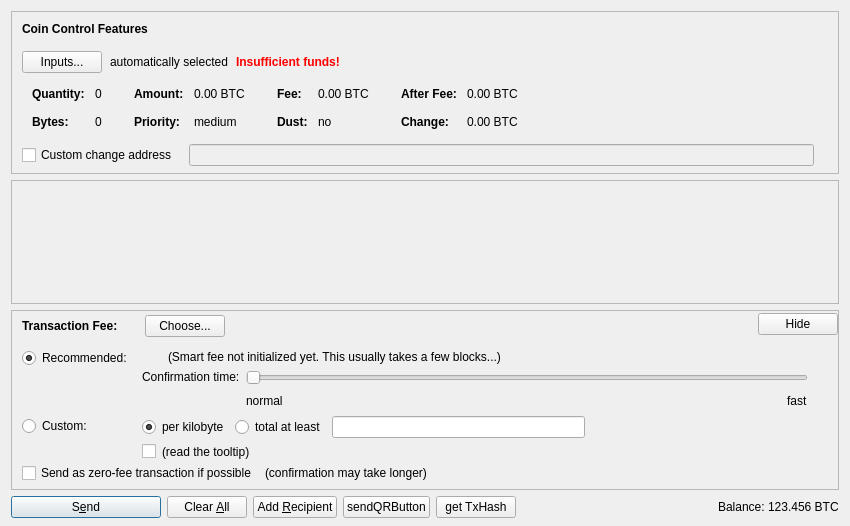
First picture: the form in src/qt/forms/sendcoinsdialog.ui, repository FeatherCoin/Feathercoin, before the edit.
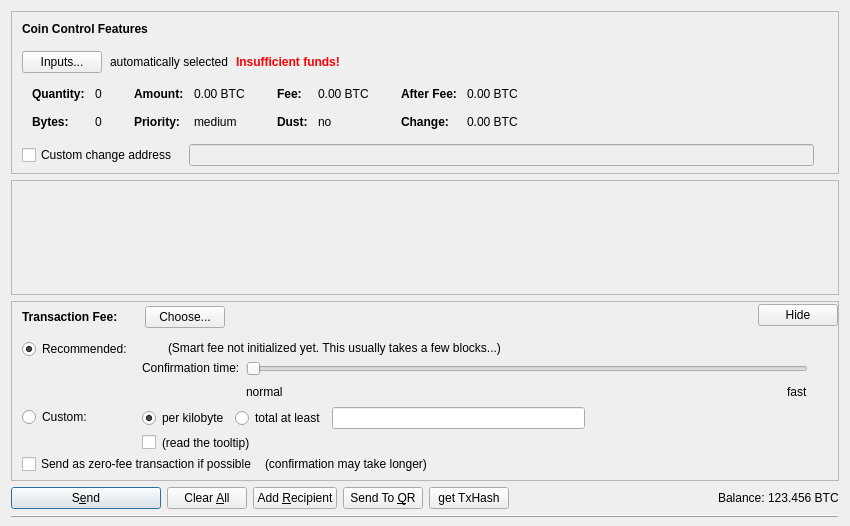
Second picture: the form after the edit. Icons and pictures are not drawn. Custom widgets are drawn as their Qt base class.

Commit message: includes a lineStatusBarDivide on the main UI pages, positioned at botton, Will need final review after merge

The edit to the form file:
```diff
--- a/src/qt/forms/sendcoinsdialog.ui
+++ b/src/qt/forms/sendcoinsdialog.ui
@@ -617,7 +617,7 @@
         <x>0</x>
         <y>0</y>
         <width>830</width>
-        <height>69</height>
+        <height>177</height>
        </rect>
       </property>
       <layout class="QVBoxLayout" name="verticalLayout_2" stretch="0,1">
@@ -1312,7 +1312,7 @@
      <item>
       <widget class="QPushButton" name="sendQRButton">
        <property name="text">
-        <string>sendQRButton</string>
+        <string>Send To &amp;QR</string>
        </property>
        <property name="icon">
         <iconset resource="../bitcoin.qrc">
@@ -1385,6 +1385,16 @@
      </item>
     </layout>
    </item>
+   <item alignment="Qt::AlignBottom">
+    <widget class="Line" name="lineStatusBarDivide">
+     <property name="frameShadow">
+      <enum>QFrame::Raised</enum>
+     </property>
+     <property name="orientation">
+      <enum>Qt::Horizontal</enum>
+     </property>
+    </widget>
+   </item>
   </layout>
  </widget>
  <customwidgets>
```
Left out of the diff: 13 changed lines with no effect on the pictures. The commit also changes 4 other files.
